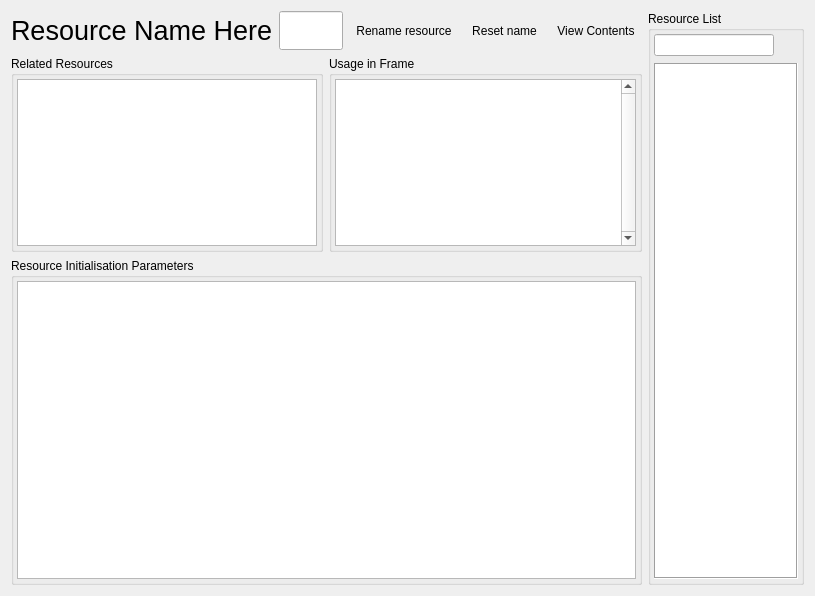
This is qrenderdoc/Windows/ResourceInspector.ui in baldurk/renderdoc as Qt 5 draws it before an edit. The edited form follows.
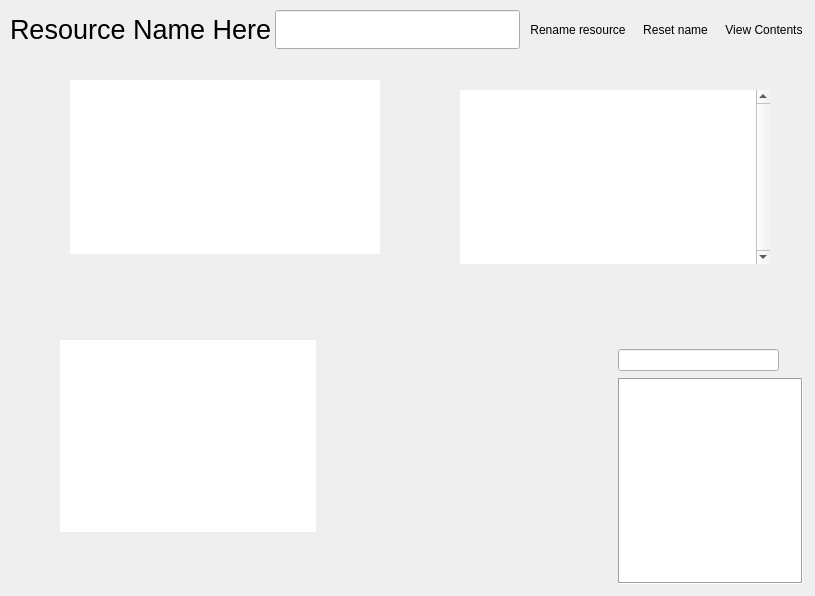
This is the edited form. Icons and pictures are not drawn. Custom widgets are drawn as their Qt base class.

Commit message: Allow resize/rearrange of panels in resource inspector via docking

```diff
--- a/qrenderdoc/Windows/ResourceInspector.ui
+++ b/qrenderdoc/Windows/ResourceInspector.ui
@@ -13,94 +13,21 @@
   <property name="windowTitle">
    <string>Resource Inspector</string>
   </property>
-  <layout class="QGridLayout" name="gridLayout">
-   <item row="0" column="0" colspan="2">
-    <layout class="QHBoxLayout" name="titleLayout">
-     <item>
-      <widget class="QLabel" name="resourceName">
-       <property name="font">
-        <font>
-         <pointsize>20</pointsize>
-        </font>
-       </property>
-       <property name="text">
-        <string>Resource Name Here</string>
-       </property>
-      </widget>
-     </item>
-     <item>
-      <widget class="RDLineEdit" name="resourceNameEdit">
-       <property name="font">
-        <font>
-         <pointsize>20</pointsize>
-        </font>
-       </property>
-      </widget>
-     </item>
-     <item>
-      <widget class="QToolButton" name="renameResource">
-       <property name="text">
-        <string>Rename resource</string>
-       </property>
-       <property name="icon">
-        <iconset resource="../Resources/resources.qrc">
-         <normaloff>:/page_white_edit.png</normaloff>:/page_white_edit.png</iconset>
-       </property>
-       <property name="toolButtonStyle">
-        <enum>Qt::ToolButtonTextBesideIcon</enum>
-       </property>
-       <property name="autoRaise">
-        <bool>true</bool>
-       </property>
-      </widget>
-     </item>
-     <item>
-      <widget class="QToolButton" name="resetName">
-       <property name="text">
-        <string>Reset name</string>
-       </property>
-       <property name="icon">
-        <iconset resource="../Resources/resources.qrc">
-         <normaloff>:/arrow_undo.png</normaloff>:/arrow_undo.png</iconset>
-       </property>
-       <property name="toolButtonStyle">
-        <enum>Qt::ToolButtonTextBesideIcon</enum>
-       </property>
-       <property name="autoRaise">
-        <bool>true</bool>
-       </property>
-      </widget>
-     </item>
-     <item>
-      <widget class="QToolButton" name="viewContents">
-       <property name="text">
-        <string>View Contents</string>
-       </property>
-       <property name="icon">
-        <iconset resource="../Resources/resources.qrc">
-         <normaloff>:/action_hover.png</normaloff>:/action_hover.png</iconset>
-       </property>
-       <property name="toolButtonStyle">
-        <enum>Qt::ToolButtonTextBesideIcon</enum>
-       </property>
-       <property name="autoRaise">
-        <bool>true</bool>
-       </property>
-      </widget>
-     </item>
-    </layout>
-   </item>
-   <item row="0" column="2" rowspan="3">
-    <widget class="QGroupBox" name="resourceListGroupBox">
+  <widget class="QWidget" name="resourceListWidget" native="true">
+   <property name="geometry">
+    <rect>
+     <x>615</x>
+     <y>346</y>
+     <width>191</width>
+     <height>241</height>
+    </rect>
+   </property>
      <property name="sizePolicy">
       <sizepolicy hsizetype="Preferred" vsizetype="Preferred">
        <horstretch>1</horstretch>
        <verstretch>0</verstretch>
       </sizepolicy>
      </property>
-     <property name="title">
-      <string>Resource List</string>
-     </property>
      <layout class="QVBoxLayout" name="verticalLayout">
       <property name="spacing">
        <number>6</number>
@@ -178,116 +105,142 @@
       </item>
      </layout>
     </widget>
-   </item>
-   <item row="1" column="0">
-    <widget class="QGroupBox" name="relatedResourcesGroup">
+  <widget class="ToolWindowManager" name="dockarea" native="true">
+   <property name="geometry">
+    <rect>
+     <x>420</x>
+     <y>450</y>
+     <width>119</width>
+     <height>100</height>
+    </rect>
+   </property>
      <property name="sizePolicy">
-      <sizepolicy hsizetype="Preferred" vsizetype="Preferred">
+    <sizepolicy hsizetype="MinimumExpanding" vsizetype="MinimumExpanding">
        <horstretch>0</horstretch>
-       <verstretch>3</verstretch>
-      </sizepolicy>
-     </property>
-     <property name="title">
-      <string>Related Resources</string>
-     </property>
-     <layout class="QHBoxLayout" name="horizontalLayout_2">
-      <property name="leftMargin">
+     <verstretch>0</verstretch>
+    </sizepolicy>
+   </property>
+   <property name="minimumSize">
+    <size>
+     <width>100</width>
+     <height>100</height>
+    </size>
+   </property>
+   <property name="autoFillBackground">
+    <bool>false</bool>
+   </property>
+  </widget>
+  <widget class="QWidget" name="titleWidget" native="true">
+   <property name="geometry">
+    <rect>
+     <x>10</x>
+     <y>10</y>
+     <width>800</width>
+     <height>39</height>
+    </rect>
+   </property>
+   <layout class="QHBoxLayout" name="horizontalLayout_4">
+    <property name="spacing">
        <number>3</number>
       </property>
+    <property name="leftMargin">
+     <number>0</number>
+    </property>
       <property name="topMargin">
-       <number>3</number>
+     <number>0</number>
       </property>
       <property name="rightMargin">
-       <number>3</number>
+     <number>0</number>
       </property>
       <property name="bottomMargin">
-       <number>3</number>
+     <number>0</number>
       </property>
       <item>
-       <widget class="RDTreeWidget" name="relatedResources">
-        <property name="sizePolicy">
-         <sizepolicy hsizetype="Expanding" vsizetype="Expanding">
-          <horstretch>0</horstretch>
-          <verstretch>1</verstretch>
-         </sizepolicy>
-        </property>
-        <property name="selectionBehavior">
-         <enum>QAbstractItemView::SelectRows</enum>
-        </property>
-        <attribute name="headerVisible">
-         <bool>false</bool>
-        </attribute>
-       </widget>
-      </item>
-     </layout>
-    </widget>
-   </item>
-   <item row="1" column="1">
-    <widget class="QGroupBox" name="resourceUsageGroup">
-     <property name="sizePolicy">
-      <sizepolicy hsizetype="Preferred" vsizetype="Preferred">
-       <horstretch>0</horstretch>
-       <verstretch>3</verstretch>
-      </sizepolicy>
-     </property>
-     <property name="title">
-      <string>Usage in Frame</string>
-     </property>
-     <layout class="QHBoxLayout" name="horizontalLayout">
-      <property name="leftMargin">
-       <number>3</number>
+     <widget class="QLabel" name="resourceName">
+      <property name="font">
+       <font>
+        <pointsize>20</pointsize>
+       </font>
+      </property>
+      <property name="text">
+       <string>Resource Name Here</string>
+      </property>
+     </widget>
+    </item>
+    <item>
+     <widget class="RDLineEdit" name="resourceNameEdit">
+      <property name="font">
+       <font>
+        <pointsize>20</pointsize>
+       </font>
+      </property>
+     </widget>
+    </item>
+    <item>
+     <widget class="QToolButton" name="renameResource">
+      <property name="text">
+       <string>Rename resource</string>
+      </property>
+      <property name="icon">
+       <iconset resource="../Resources/resources.qrc">
+        <normaloff>:/page_white_edit.png</normaloff>:/page_white_edit.png</iconset>
+      </property>
+      <property name="toolButtonStyle">
+       <enum>Qt::ToolButtonTextBesideIcon</enum>
       </property>
-      <property name="topMargin">
-       <number>3</number>
+      <property name="autoRaise">
+       <bool>true</bool>
       </property>
-      <property name="rightMargin">
-       <number>3</number>
+     </widget>
+    </item>
+    <item>
+     <widget class="QToolButton" name="resetName">
+      <property name="text">
+       <string>Reset name</string>
       </property>
-      <property name="bottomMargin">
-       <number>3</number>
+      <property name="icon">
+       <iconset resource="../Resources/resources.qrc">
+        <normaloff>:/arrow_undo.png</normaloff>:/arrow_undo.png</iconset>
       </property>
-      <item>
-       <widget class="RDTreeWidget" name="resourceUsage">
-        <property name="verticalScrollBarPolicy">
-         <enum>Qt::ScrollBarAlwaysOn</enum>
-        </property>
-        <property name="selectionBehavior">
-         <enum>QAbstractItemView::SelectRows</enum>
-        </property>
-        <attribute name="headerVisible">
-         <bool>false</bool>
-        </attribute>
-       </widget>
-      </item>
-     </layout>
-    </widget>
-   </item>
-   <item row="2" column="0" colspan="2">
-    <widget class="QGroupBox" name="initChunksGroup">
-     <property name="sizePolicy">
-      <sizepolicy hsizetype="Preferred" vsizetype="Preferred">
-       <horstretch>2</horstretch>
-       <verstretch>5</verstretch>
-      </sizepolicy>
-     </property>
-     <property name="title">
-      <string>Resource Initialisation Parameters</string>
-     </property>
-     <layout class="QHBoxLayout" name="horizontalLayout_3">
-      <property name="leftMargin">
-       <number>3</number>
+      <property name="toolButtonStyle">
+       <enum>Qt::ToolButtonTextBesideIcon</enum>
+      </property>
+      <property name="autoRaise">
+       <bool>true</bool>
+      </property>
+     </widget>
+    </item>
+    <item>
+     <widget class="QToolButton" name="viewContents">
+      <property name="text">
+       <string>View Contents</string>
+      </property>
+      <property name="icon">
+       <iconset resource="../Resources/resources.qrc">
+        <normaloff>:/action_hover.png</normaloff>:/action_hover.png</iconset>
+      </property>
+      <property name="toolButtonStyle">
+       <enum>Qt::ToolButtonTextBesideIcon</enum>
       </property>
-      <property name="topMargin">
-       <number>3</number>
+      <property name="autoRaise">
+       <bool>true</bool>
       </property>
-      <property name="rightMargin">
-       <number>3</number>
-      </property>
-      <property name="bottomMargin">
-       <number>3</number>
-      </property>
-      <item>
+     </widget>
+    </item>
+   </layout>
+  </widget>
        <widget class="RDTreeWidget" name="initChunks">
+   <property name="geometry">
+    <rect>
+     <x>60</x>
+     <y>340</y>
+     <width>256</width>
+     <height>192</height>
+    </rect>
+   </property>
+   <property name="frameShape">
+    <enum>QFrame::NoFrame</enum>
+   </property>
         <property name="editTriggers">
          <set>QAbstractItemView::NoEditTriggers</set>
         </property>
@@ -310,11 +263,53 @@
          <bool>true</bool>
         </property>
        </widget>
-      </item>
-     </layout>
-    </widget>
-   </item>
-  </layout>
+  <widget class="RDTreeWidget" name="relatedResources">
+   <property name="geometry">
+    <rect>
+     <x>70</x>
+     <y>80</y>
+     <width>310</width>
+     <height>174</height>
+    </rect>
+   </property>
+   <property name="sizePolicy">
+    <sizepolicy hsizetype="Expanding" vsizetype="Expanding">
+     <horstretch>0</horstretch>
+     <verstretch>1</verstretch>
+    </sizepolicy>
+   </property>
+   <property name="frameShape">
+    <enum>QFrame::NoFrame</enum>
+   </property>
+   <property name="selectionBehavior">
+    <enum>QAbstractItemView::SelectRows</enum>
+   </property>
+   <attribute name="headerVisible">
+    <bool>false</bool>
+   </attribute>
+  </widget>
+  <widget class="RDTreeWidget" name="resourceUsage">
+   <property name="geometry">
+    <rect>
+     <x>460</x>
+     <y>90</y>
+     <width>310</width>
+     <height>174</height>
+    </rect>
+   </property>
+   <property name="frameShape">
+    <enum>QFrame::NoFrame</enum>
+   </property>
+   <property name="verticalScrollBarPolicy">
+    <enum>Qt::ScrollBarAlwaysOn</enum>
+   </property>
+   <property name="selectionBehavior">
+    <enum>QAbstractItemView::SelectRows</enum>
+   </property>
+   <attribute name="headerVisible">
+    <bool>false</bool>
+   </attribute>
+  </widget>
  </widget>
  <customwidgets>
   <customwidget>
@@ -332,6 +327,11 @@
    <extends>QListView</extends>
    <header>Widgets/Extended/RDListView.h</header>
   </customwidget>
+  <customwidget>
+   <class>ToolWindowManager</class>
+   <extends>QWidget</extends>
+   <header>3rdparty/toolwindowmanager/ToolWindowManager.h</header>
+  </customwidget>
  </customwidgets>
  <resources>
   <include location="../Resources/resources.qrc"/>
```
Lines whose indentation alone changed are shown as unchanged. The commit also changes 1 other file.
